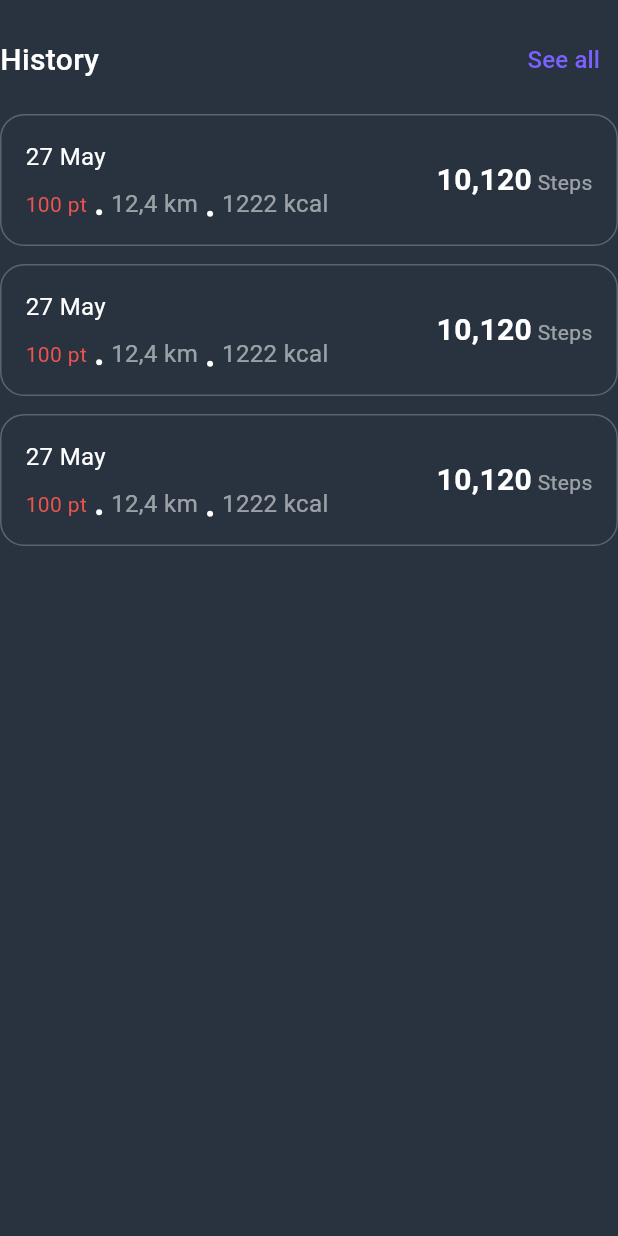
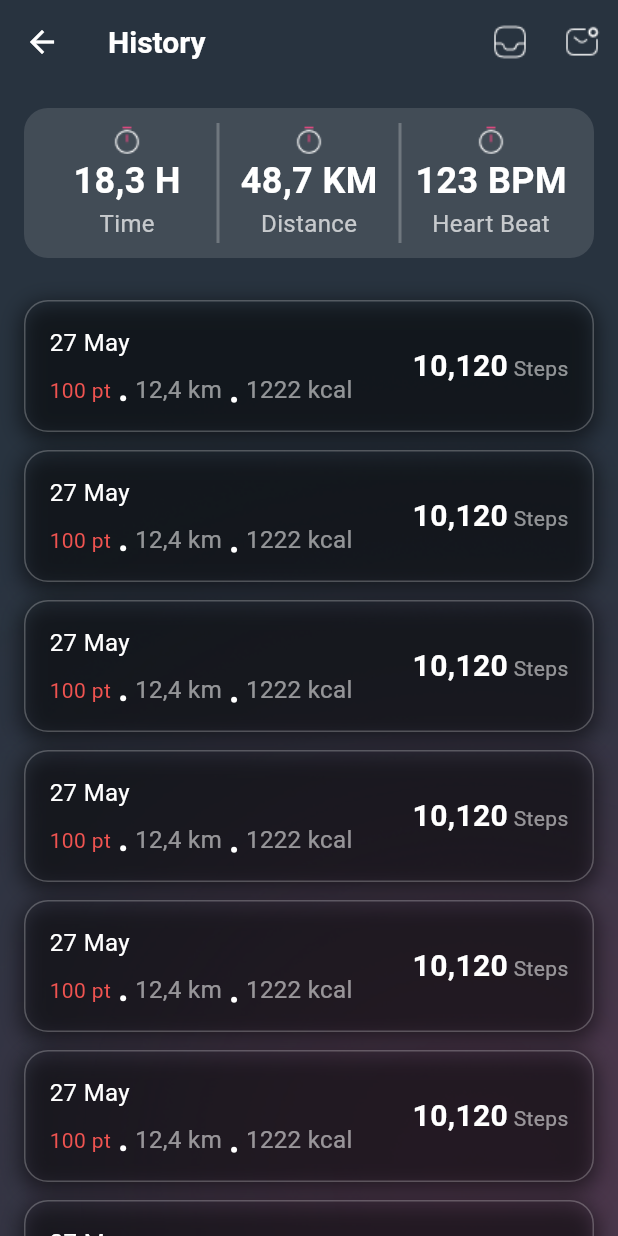
Before and after one commit to celestinolg/njila_app, a Flutter app: what historySection() shows on an empty page, opened directly, after a tap on "See all", on a phone screen of 412 x 824 dp. Run offline on Flutter 3.47's test engine with Material 3 defaults, Android fonts, the phone set to English and light mode, and no system bars; our stand-ins replace smooth_page_indicator; Roboto replaces fonts that are missing (Montserrat).

Commit message:
feature: HISTORY SCREEN

```diff
--- a/lib/core/widgets/history_section_card.dart
+++ b/lib/core/widgets/history_section_card.dart
@@ -8,7 +8,16 @@ Widget historySectionCard() {
       color: Colors.transparent,
       borderRadius: BorderRadius.circular(16.0),
       border: Border.all(color: Colors.white24, width: 1.0),
+      boxShadow: [
+        BoxShadow(
+          color: Colors.black54,
+          offset: Offset(0, 4),
+          blurRadius: 12,
+          spreadRadius: 2,
+        ),
+      ],
     ),
+
     child: Row(
       mainAxisAlignment: MainAxisAlignment.spaceBetween,
       children: [
--- /dev/null
+++ b/lib/feature/history/history_screen.dart
@@ -0,0 +1,190 @@
+import 'package:flutter/material.dart';
+import 'package:njila_app/core/widgets/history_section_card.dart';
+
+class HistoryScreen extends StatelessWidget {
+  const HistoryScreen({super.key});
+
+  @override
+  Widget build(BuildContext context) {
+    return Scaffold(
+      backgroundColor: Color(0xFF28333F),
+      appBar: AppBar(
+        title: Text('History'),
+        backgroundColor: Color(0xFF28333F),
+        actions: [
+          IconButton(
+            icon: Image.asset(
+              'assets/img/direct-normal.png',
+              width: 32,
+              height: 32,
+              color: Colors.white,
+            ),
+            onPressed: () {
+              // Ação para notificações
+            },
+          ),
+          IconButton(
+            icon: Image.asset(
+              'assets/img/sms-notification.png',
+              width: 32,
+              height: 32,
+              color: Colors.white,
+            ),
+            onPressed: () {
+              // Ação para configurações
+            },
+          ),
+        ],
+      ),
+      body: SafeArea(
+        child: SingleChildScrollView(
+          child: Column(
+            children: [
+              Container(
+                height: 100,
+                margin: const EdgeInsets.symmetric(
+                  horizontal: 16,
+                  vertical: 16,
+                ),
+                padding: const EdgeInsets.symmetric(
+                  horizontal: 16,
+                  vertical: 10,
+                ),
+                decoration: BoxDecoration(
+                  borderRadius: BorderRadius.circular(16),
+                  color: Colors.white12,
+                ),
+                child: IntrinsicHeight(
+                  // garante altura para os divisores
+                  child: Row(
+                    children: [
+                      // Primeiro bloco
+                      Expanded(
+                        child: Column(
+                          crossAxisAlignment: CrossAxisAlignment.center,
+                          mainAxisAlignment: MainAxisAlignment.center,
+                          children: [
+                            Image.asset(
+                              'assets/img/timer.png',
+                              fit: BoxFit.cover,
+                            ),
+                            const Text(
+                              '18,3 H',
+                              style: TextStyle(
+                                color: Colors.white,
+                                fontSize: 24,
+                                fontWeight: FontWeight.bold,
+                              ),
+                            ),
+                            const Text(
+                              'Time',
+                              style: TextStyle(
+                                color: Colors.white70,
+                                fontSize: 16,
+                              ),
+                            ),
+                          ],
+                        ),
+                      ),
+
+                      const VerticalDivider(
+                        thickness: 2,
+                        color: Colors.white24,
+                      ),
+
+                      // Segundo bloco
+                      Expanded(
+                        child: Column(
+                          crossAxisAlignment: CrossAxisAlignment.center,
+                          mainAxisAlignment: MainAxisAlignment.center,
+                          children: [
+                            Image.asset(
+                              'assets/img/timer.png',
+                              fit: BoxFit.cover,
+                            ),
+                            const Text(
+                              '48,7 KM',
+                              style: TextStyle(
+                                color: Colors.white,
+                                fontSize: 24,
+                                fontWeight: FontWeight.bold,
+                              ),
+                            ),
+                            const Text(
+                              'Distance',
+                              style: TextStyle(
+                                color: Colors.white70,
+                                fontSize: 16,
+                              ),
+                            ),
+                          ],
+                        ),
+                      ),
+
+                      const VerticalDivider(
+                        thickness: 2,
+                        color: Colors.white24,
+                      ),
+
+                      // Terceiro bloco
+                      Expanded(
+                        child: Column(
+                          crossAxisAlignment: CrossAxisAlignment.center,
+                          mainAxisAlignment: MainAxisAlignment.center,
+                          children: [
+                            Image.asset(
+                              'assets/img/timer.png',
+                              fit: BoxFit.cover,
+                            ),
+                            const Text(
+                              '123 BPM',
+                              style: TextStyle(
+                                color: Colors.white,
+                                fontSize: 24,
+                                fontWeight: FontWeight.bold,
+                              ),
+                            ),
+                            const Text(
+                              'Heart Beat',
+                              style: TextStyle(
+                                color: Colors.white70,
+                                fontSize: 16,
+                              ),
+                            ),
+                          ],
+                        ),
+                      ),
+                    ],
+                  ),
+                ),
+              ),
+
+              Container(
+                padding: EdgeInsets.symmetric(horizontal: 16),
+                decoration: BoxDecoration(
+                  image: DecorationImage(
+                    image: AssetImage('assets/img/home_content.png'),
+                    fit: BoxFit.cover,
+                    repeat: ImageRepeat.noRepeat,
+                  ),
+                ),
+                child: Column(
+                  children: [
+                    historySectionCard(),
+                    historySectionCard(),
+                    historySectionCard(),
+                    historySectionCard(),
+                    historySectionCard(),
+                    historySectionCard(),
+                    historySectionCard(),
+                    historySectionCard(),
+                  ],
+                ),
+              ),
+            ],
+          ),
+        ),
+      ),
+    );
+  }
+}
--- a/lib/feature/home/home_screen.dart
+++ b/lib/feature/home/home_screen.dart
@@ -44,7 +44,9 @@ class _HomeScreenState extends State<HomeScreen> {
                     fit: BoxFit.cover,
                   ),
                 ),
-                child: Column(children: [shareSection(), historySection()]),
+                child: Column(
+                  children: [shareSection(), historySection(context)],
+                ),
               ),
             ],
           ),
--- a/lib/feature/home/widgets/history_section.dart
+++ b/lib/feature/home/widgets/history_section.dart
@@ -1,7 +1,7 @@
 import 'package:flutter/material.dart';
 import 'package:njila_app/core/widgets/history_section_card.dart';
 
-Widget historySection() {
+Widget historySection(BuildContext context) {
   return Container(
     margin: EdgeInsets.only(top: 16.0),
     child: Column(
@@ -18,7 +18,9 @@ Widget historySection() {
               ),
             ),
             TextButton(
-              onPressed: () {},
+              onPressed: () {
+                Navigator.of(context).pushNamed('/history');
+              },
               child: Text(
                 'See all',
                 style: TextStyle(color: Color(0xFF7B61FF), fontSize: 16.0),
--- a/lib/main.dart
+++ b/lib/main.dart
@@ -1,4 +1,5 @@
 import 'package:flutter/material.dart';
+import 'package:njila_app/feature/history/history_screen.dart';
 import 'package:njila_app/feature/login/login_screen.dart';
 import 'package:njila_app/feature/onboarding/onboarding_screen.dart';
 import 'feature/splash/splash_screen.dart';
@@ -23,6 +24,7 @@ class MyApp extends StatelessWidget {
         '/onboarding': (context) => const OnboardingScreen(),
         '/login': (context) => const LoginScreen(),
         '/home': (context) => HomeScreen(),
+        '/history': (context) => const HistoryScreen(),
       },
     );
   }
```
Also changed, not shown: assets/img/heart-circle.png (added), assets/img/routing.png (added), assets/img/timer.png (added).
